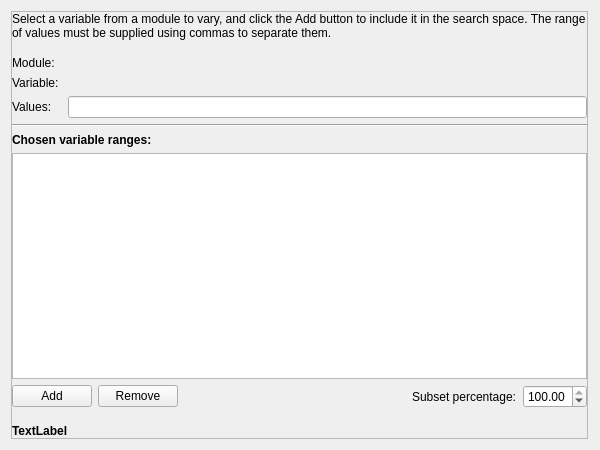
The window that designer/shared/multisensitivity.ui (DTOcean/dtocean-app) describes before a commit, drawn with Qt 5.
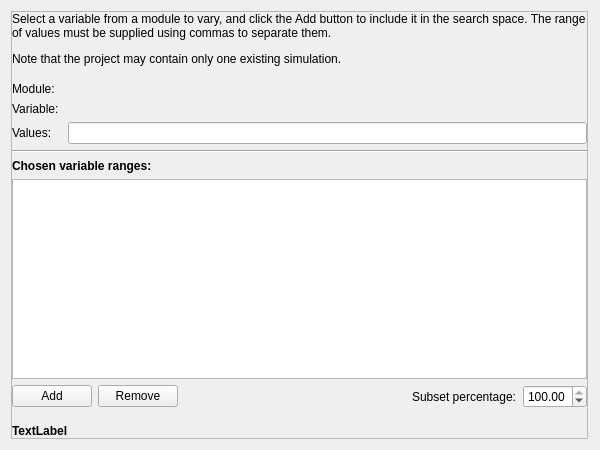
The same window after the commit.

Commit message: Add note about single sim required for senstivity strategies

What changed in the file:
```diff
--- a/designer/shared/multisensitivity.ui
+++ b/designer/shared/multisensitivity.ui
@@ -38,7 +38,7 @@
       <item>
        <widget class="QLabel" name="instructionsLabel">
         <property name="text">
-         <string>Select a variable from a module to vary, and click the Add button to include it in the search space. The range of values must be supplied using commas to separate them.</string>
+         <string>&lt;html&gt;&lt;head/&gt;&lt;body&gt;&lt;p&gt;Select a variable from a module to vary, and click the Add button to include it in the search space. The range of values must be supplied using commas to separate them.&lt;/p&gt;&lt;p&gt;Note that the project may contain only one existing simulation.&lt;/p&gt;&lt;/body&gt;&lt;/html&gt;</string>
         </property>
         <property name="wordWrap">
          <bool>true</bool>
```
The commit also changes 1 other file.
